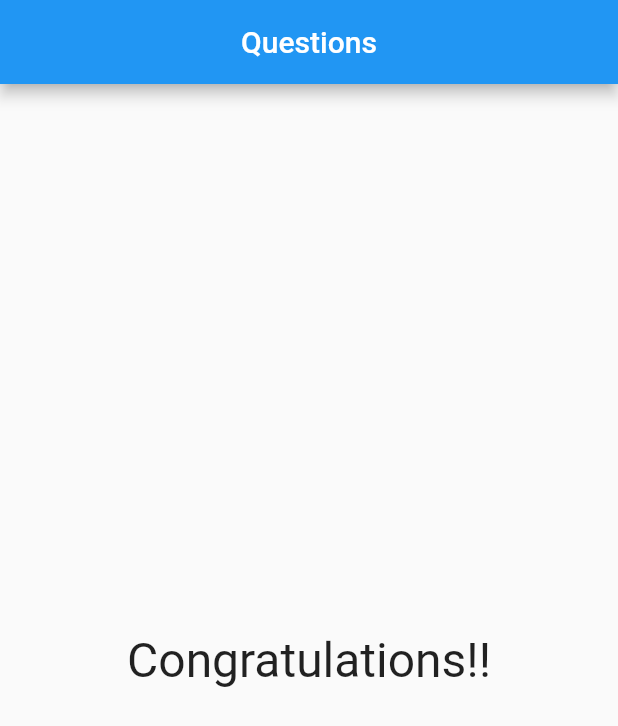
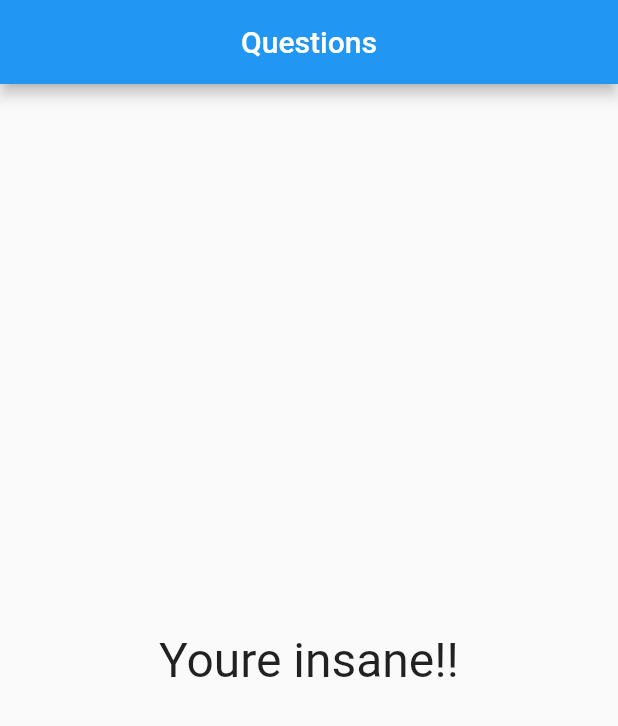
Before and after one commit to Winnicius-Moura/flutterCourse, a Flutter app: the screen it shows after launch, after a tap on "Black", after a tap on "Rabit", after a tap on "The Godfather", on a phone screen of 412 x 824 dp. Shown: the top 726 px of the screen. Run offline on Flutter 3.47's test engine with Material 2 defaults, Android fonts, the phone set to English and light mode, and no system bars.

Commit message:
result on screen with points

```diff
--- a/lib/main.dart
+++ b/lib/main.dart
@@ -63,7 +63,7 @@ class QuestionsAppState extends State<QuestionsApp> {
                     questions: questions,
                     questionSelected: questionSelected,
                     returnAnswer: returnAnswer)
-                : const Result()));
+                : Result(totalPoints: totalPoints,)));
   }
 }
 
--- a/lib/result.dart
+++ b/lib/result.dart
@@ -1,14 +1,28 @@
 import 'package:flutter/material.dart';
 
 class Result extends StatelessWidget {
-  const Result({super.key});
+  const Result({super.key, required this.totalPoints});
+
+  final int totalPoints;
+
+  String get finalResult {
+    if (totalPoints < 8){
+      return 'Congratulations!!!';
+    } else if (totalPoints < 12) {
+      return 'You''re insane!!';
+    } else if (totalPoints < 16) {
+      return 'Impressive!';
+    } else {
+      return 'Jedi level!!!';
+    }
+  }
 
   @override
   Widget build(BuildContext context) {
-    return const Center(
+    return Center(
       child: Text(
-        'Congratulations!!',
-        style: TextStyle(
+        finalResult,
+        style: const TextStyle(
           fontSize: 32
         ),
       ),
```
